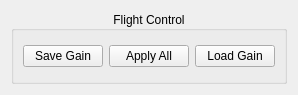
This is src/ground_station/src/Widgets/forms/PID/WidgetCPGrid.ui in theilem/uavEE as Qt 5 draws it before an edit. The edited form follows.
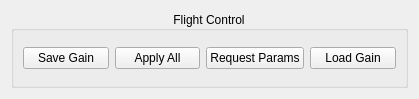
This is the edited form.

Diff of the .ui file:
```diff
--- a/src/ground_station/src/Widgets/forms/PID/WidgetCPGrid.ui
+++ b/src/ground_station/src/Widgets/forms/PID/WidgetCPGrid.ui
@@ -6,8 +6,8 @@
    <rect>
     <x>0</x>
     <y>0</y>
-    <width>298</width>
-    <height>95</height>
+    <width>419</width>
+    <height>99</height>
    </rect>
   </property>
   <property name="sizePolicy">
@@ -66,6 +66,13 @@
             </property>
            </widget>
           </item>
+          <item>
+           <widget class="QPushButton" name="requestParams">
+            <property name="text">
+             <string>Request Params</string>
+            </property>
+           </widget>
+          </item>
           <item>
            <widget class="QPushButton" name="loadGains">
             <property name="text">
```
